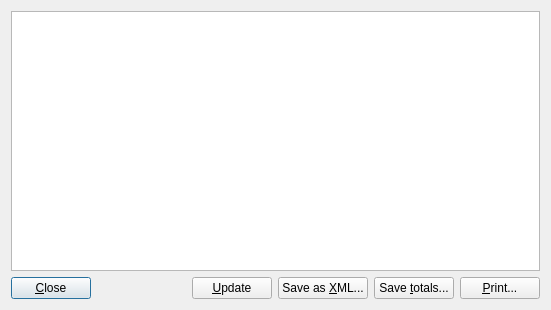
Qt form Charm/Reports/ReportPreviewWindow.ui (KDAB/Charm) before a commit.
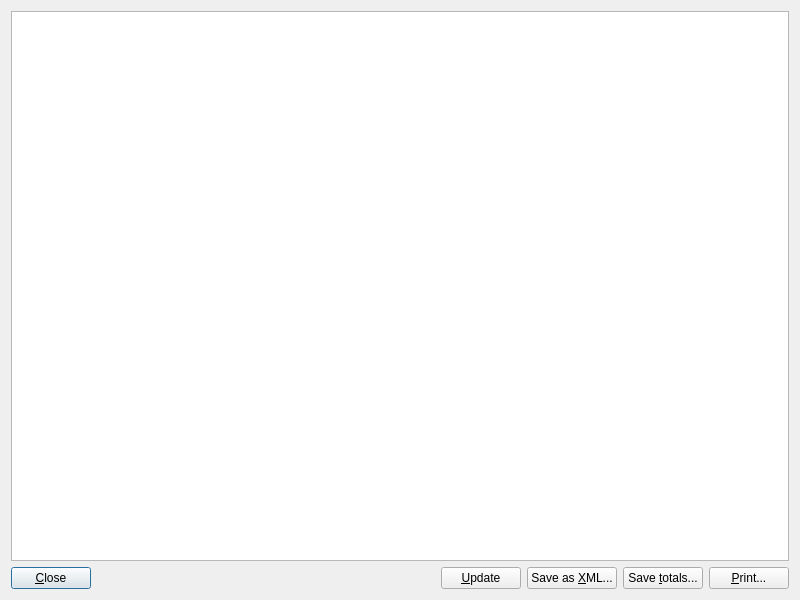
The same form after that commit.

Commit message: start with a larger window -- this size is better suited for showing the full week without having to resize.

```diff
--- a/Charm/Reports/ReportPreviewWindow.ui
+++ b/Charm/Reports/ReportPreviewWindow.ui
@@ -6,8 +6,8 @@
    <rect>
     <x>0</x>
     <y>0</y>
-    <width>551</width>
-    <height>310</height>
+    <width>800</width>
+    <height>600</height>
    </rect>
   </property>
   <property name="windowTitle">
```
